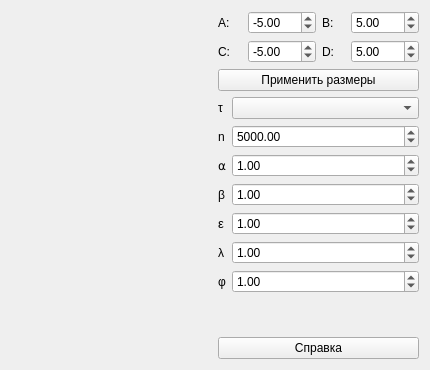
Above: mainwindow.ui from ivanshchitov/Euler-method before the change. Below: the same form after it.
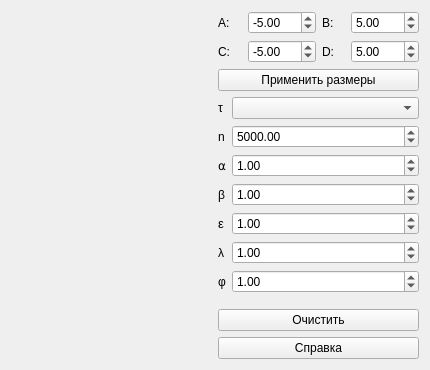
That is the form after the change. Custom widgets are drawn as their Qt base class.

```diff
--- a/mainwindow.ui
+++ b/mainwindow.ui
@@ -251,6 +251,13 @@
         </item>
        </layout>
       </item>
+      <item>
+       <widget class="QPushButton" name="clearButton">
+        <property name="text">
+         <string>Очистить</string>
+        </property>
+       </widget>
+      </item>
       <item>
        <widget class="QPushButton" name="helpButton">
         <property name="text">
```
